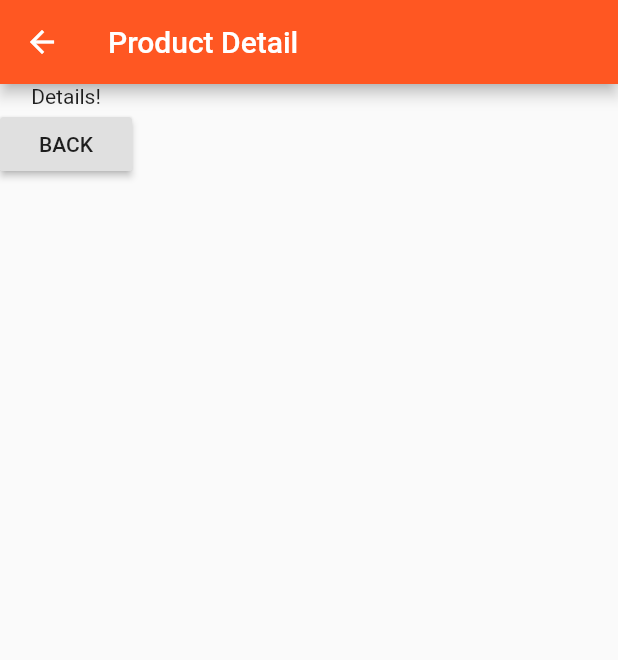
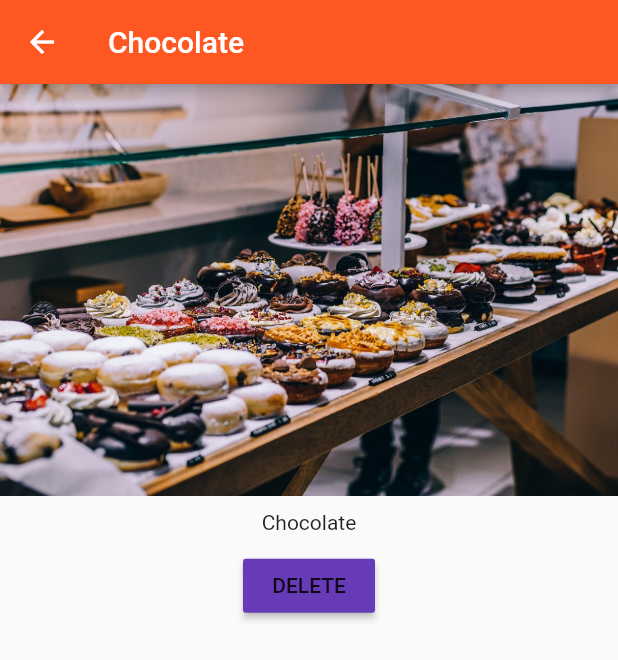
Before and after one commit to fardeen9983/Flutter-Projects, a Flutter app: the ProductManager widget shown alone on an empty page, opened directly, after a tap on "Add Product", after a tap on "Details", on a phone screen of 412 x 824 dp. Shown: the top 660 px of the screen. Run offline on Flutter 3.47's test engine with Material 2 defaults, Android fonts, the phone set to English and light mode, and no system bars.

```diff
--- a/easy_list/lib/main.dart
+++ b/easy_list/lib/main.dart
@@ -1,7 +1,7 @@
 import 'package:flutter/material.dart';
 // import 'package:flutter/rendering.dart';
 
-import './pages/home.dart';
+import './pages/auth.dart';
 
 void main() {
   // debugPaintSizeEnabled = true;
@@ -19,7 +19,7 @@ class MyApp extends StatelessWidget {
           brightness: Brightness.light,
           primarySwatch: Colors.deepOrange,
           accentColor: Colors.deepPurple),
-      home: HomePage(),
+      home: AuthPage(),
     );
   }
 }
--- a/easy_list/lib/pages/product.dart
+++ b/easy_list/lib/pages/product.dart
@@ -1,21 +1,38 @@
 import 'package:flutter/material.dart';
+import 'dart:async';
 
 class ProductPage extends StatelessWidget {
+  final String title;
+  final String imageURL;
+
+  ProductPage(this.title, this.imageURL);
+
   @override
   Widget build(BuildContext context) {
-    return Scaffold(
+    return WillPopScope(
+        onWillPop: () {
+          Navigator.pop(context, false);
+          return Future.value(false);
+        },
+        child: Scaffold(
           appBar: AppBar(
-        title: Text('Product Detail'),
+            title: Text(title),
           ),
           body: Column(
+            crossAxisAlignment: CrossAxisAlignment.center,
             children: <Widget>[
-          Text('Details!'),
+              Image.asset(this.imageURL),
+              Container(
+                padding: EdgeInsets.all(10.0),
+                child: Text(title),
+              ),
               RaisedButton(
-            child: Text('BACK'),
-            onPressed: () => Navigator.pop(context),
+                color: Theme.of(context).accentColor,
+                child: Text('DELETE'),
+                onPressed: () => Navigator.pop(context, true),
               )
             ],
           ),
-    );
+        ));
   }
 }
--- a/easy_list/lib/product_control.dart
+++ b/easy_list/lib/product_control.dart
@@ -10,7 +10,7 @@ class ProductControl extends StatelessWidget {
       return RaisedButton(
             color: Theme.of(context).primaryColor,
             onPressed: () {
-              addProduct('Sweets');
+              addProduct({'title' : "Chocolate", "image" : "assets/food.jpg"});
             },
             child: Text('Add Product'),
           );
--- a/easy_list/lib/product_manager.dart
+++ b/easy_list/lib/product_manager.dart
@@ -4,7 +4,7 @@ import './products.dart';
 import './product_control.dart';
 
 class ProductManager extends StatefulWidget {
-  final String startingProduct;
+  final Map<String, String> startingProduct;
 
   ProductManager({this.startingProduct}) {
     print('[ProductManager Widget] Constructor');
@@ -18,7 +18,7 @@ class ProductManager extends StatefulWidget {
 }
 
 class _ProductManagerState extends State<ProductManager> {
-  List<String> _products = [];
+  List<Map<String, dynamic>> _products = [];
 
   @override
   void initState() {
@@ -35,11 +35,17 @@ class _ProductManagerState extends State<ProductManager> {
     super.didUpdateWidget(oldWidget);
   }
 
-  void _addProduct(String product) {
+  void _addProduct(Map<String, dynamic> product) {
     setState(() {
       _products.add(product);
     });
     print(_products);
+  }
+
+  void _deleteProduct(int index){
+    setState(() {
+      _products.removeAt(index);
+    });
   }
 
   @override
@@ -51,7 +57,7 @@ class _ProductManagerState extends State<ProductManager> {
           margin: EdgeInsets.all(10.0),
           child: ProductControl(_addProduct),
         ),
-        Expanded(child: Products(_products))
+        Expanded(child: Products(_products,deleteProduct: this._deleteProduct,))
       ],
     );
   }
--- a/easy_list/lib/products.dart
+++ b/easy_list/lib/products.dart
@@ -3,9 +3,9 @@ import 'package:flutter/material.dart';
 import './pages/product.dart';
 
 class Products extends StatelessWidget {
-  final List<String> products;
-
-  Products([this.products = const []]) {
+  final List<Map<String, dynamic>> products;
+  final Function deleteProduct;
+  Products(this.products, {this.deleteProduct}) {
     print('[Products Widget] Constructor');
   }
 
@@ -13,19 +13,22 @@ class Products extends StatelessWidget {
     return Card(
       child: Column(
         children: <Widget>[
-          Image.asset('assets/food.jpg'),
-          Text(products[index]),
+          Image.asset(products[index]["image"]),
+          Text(products[index]["title"]),
           ButtonBar(
             alignment: MainAxisAlignment.center,
             children: <Widget>[
               FlatButton(
                 child: Text('Details'),
-                onPressed: () => Navigator.push(
+                onPressed: () => Navigator.push<bool>(
                       context,
                       MaterialPageRoute(
-                        builder: (BuildContext context) => ProductPage(),
+                        builder: (BuildContext context) => ProductPage(
+                            products[index]["title"], products[index]["image"]),
                       ),
-                    ),
+                    ).then((bool val) {
+                      if (val) deleteProduct(index);
+                    }),
               )
             ],
           )
```
Also changed, not shown: easy_list/lib/pages/auth.dart (added, +23 -0 lines), easy_list/lib/pages/home.dart (deleted, +0 -15 lines), easy_list/lib/pages/product_create.dart (added, +11 -0 lines), easy_list/lib/pages/product_list.dart (added, +11 -0 lines), easy_list/lib/pages/products.dart (added, +32 -0 lines), easy_list/lib/pages/products_admin.dart (added, +50 -0 lines). Lines whose indentation alone changed are shown as unchanged.
